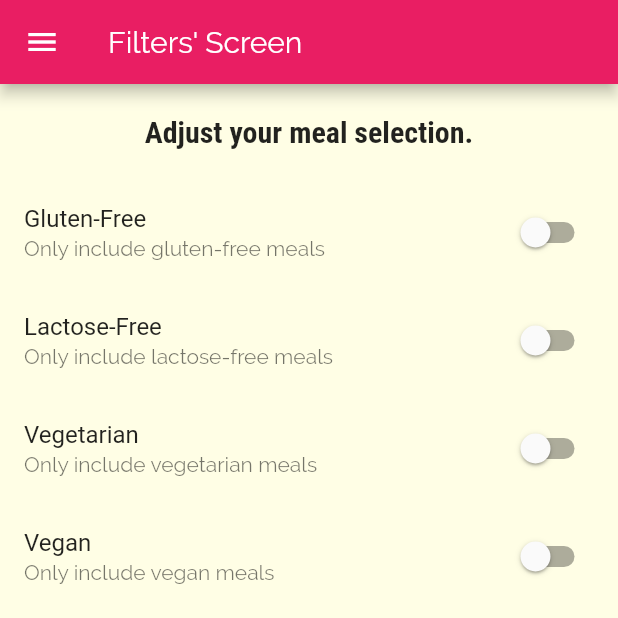
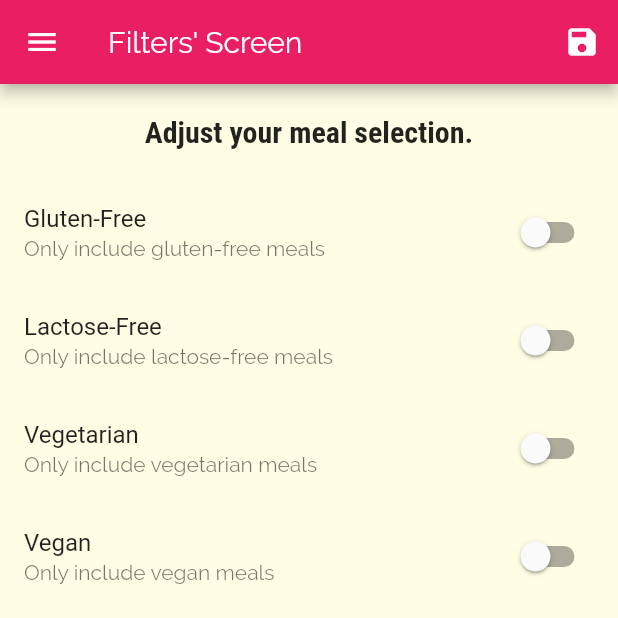
Before and after one commit to ahamzatariq/meals_app, a Flutter app: the FiltersScreen screen opened by its route, on a phone screen of 412 x 824 dp, the top half of it. Run offline on Flutter 3.47's test engine with Material 2 defaults, Android fonts, the phone set to English and light mode, and no system bars.

Commit message:
~Meals App~ - Adding filtering logic. - Made changes in main and then changed the effected classes accordingly ,FiltersScreen and CategoryMealsScreen. - Filter works but it doesn't save the existing filter values since FiltersScreen initializes all bool properties as false rather getting the current values. - Now filter changes are saved.
New concepts:

```diff
--- a/lib/main.dart
+++ b/lib/main.dart
@@ -1,14 +1,54 @@
 import 'package:flutter/material.dart';
+import 'package:meals_app/dummy_data.dart';
 import 'package:meals_app/screens/filters_screen.dart';
 import 'package:meals_app/screens/tabs_screen.dart';
 
 import './screens/meal_detail_screen.dart';
 import './screens/category_meals_screen.dart';
 import './screens/categories_screen.dart';
+import 'models/meal.dart';
 
 void main() => runApp(MyApp());
 
-class MyApp extends StatelessWidget {
+class MyApp extends StatefulWidget {
+  @override
+  _MyAppState createState() => _MyAppState();
+}
+
+class _MyAppState extends State<MyApp> {
+  Map<String, bool> _filters = {
+    'gluten': false,
+    'lactose': false,
+    'vegan': false,
+    'vegetarian': false,
+  };
+
+  List<Meal> _availableMeals = DUMMY_MEALS;
+
+  void _setFilters(Map<String, bool> filterData) {
+    setState(() {
+      _filters = filterData;
+
+      _availableMeals = DUMMY_MEALS.where(
+        (meal) {
+          if (_filters['gluten'] && !meal.isGlutenFree) {
+            return false;
+          }
+          if (_filters['lactose'] && !meal.isLactoseFree) {
+            return false;
+          }
+          if (_filters['vegan'] && !meal.isVegan) {
+            return false;
+          }
+          if (_filters['vegetarian'] && !meal.isVegetarian) {
+            return false;
+          }
+          return true;
+        },
+      ).toList();
+    });
+  }
+
   @override
   Widget build(BuildContext context) {
     return MaterialApp(
@@ -36,9 +76,10 @@ class MyApp extends StatelessWidget {
       // default is '/'
       routes: {
         '/': (ctx) => TabsScreen(),
-        CategoryMealsScreen.routeName: (ctx) => CategoryMealsScreen(),
+        CategoryMealsScreen.routeName: (ctx) =>
+            CategoryMealsScreen(_availableMeals),
         MealDetailScreen.routeName: (ctx) => MealDetailScreen(),
-        FiltersScreen.routeName: (ctx) => FiltersScreen(),
+        FiltersScreen.routeName: (ctx) => FiltersScreen(_setFilters, _filters),
       },
 //      onGenerateRoute: (settings) {
 //        print(settings.arguments);
--- a/lib/screens/filters_screen.dart
+++ b/lib/screens/filters_screen.dart
@@ -3,6 +3,10 @@ import 'package:meals_app/widgets/main_drawer.dart';
 
 class FiltersScreen extends StatefulWidget {
   static const routeName = '/filters';
+  final Function saveFilters;
+  final Map<String, bool> currentFilters;
+
+  FiltersScreen(this.saveFilters, this.currentFilters);
 
   @override
   _FiltersScreenState createState() => _FiltersScreenState();
@@ -14,9 +18,19 @@ class _FiltersScreenState extends State<FiltersScreen> {
   bool _vegan = false;
   bool _lactoseFree = false;
 
+  @override
+  void initState() {
+    _glutenFree = widget.currentFilters['gluten'];
+    _vegetarian = widget.currentFilters['lactose'];
+    _vegan = widget.currentFilters['vegetarian'];
+    _lactoseFree = widget.currentFilters['vegan'];
+    super.initState();
+  }
+
   Widget buildSwitchListTile(String title, String description,
       bool currentValue, Function updateValue) {
     return SwitchListTile(
+//      secondary: Icon(Icons.accessibility),
       title: Text(title),
       value: currentValue,
       subtitle: Text(description),
@@ -27,7 +41,25 @@ class _FiltersScreenState extends State<FiltersScreen> {
   @override
   Widget build(BuildContext context) {
     return Scaffold(
-      appBar: AppBar(title: Text('Filters\' Screen')),
+      appBar: AppBar(
+        title: Text(
+          'Filters\' Screen',
+        ),
+        actions: <Widget>[
+          IconButton(
+            icon: Icon(Icons.save),
+            onPressed: () {
+              final selectedFilters = {
+                'gluten': _glutenFree,
+                'lactose': _lactoseFree,
+                'vegan': _vegan,
+                'vegetarian': _vegetarian
+              };
+              widget.saveFilters(selectedFilters);
+            },
+          )
+        ],
+      ),
       body: Column(
         children: <Widget>[
           Container(
@@ -86,7 +118,6 @@ class _FiltersScreenState extends State<FiltersScreen> {
                     );
                   },
                 ),
-
               ],
             ),
           )
```
Also changed, not shown: lib/screens/category_meals_screen.dart (+5 -2 lines). Lines whose indentation alone changed are shown as unchanged.
